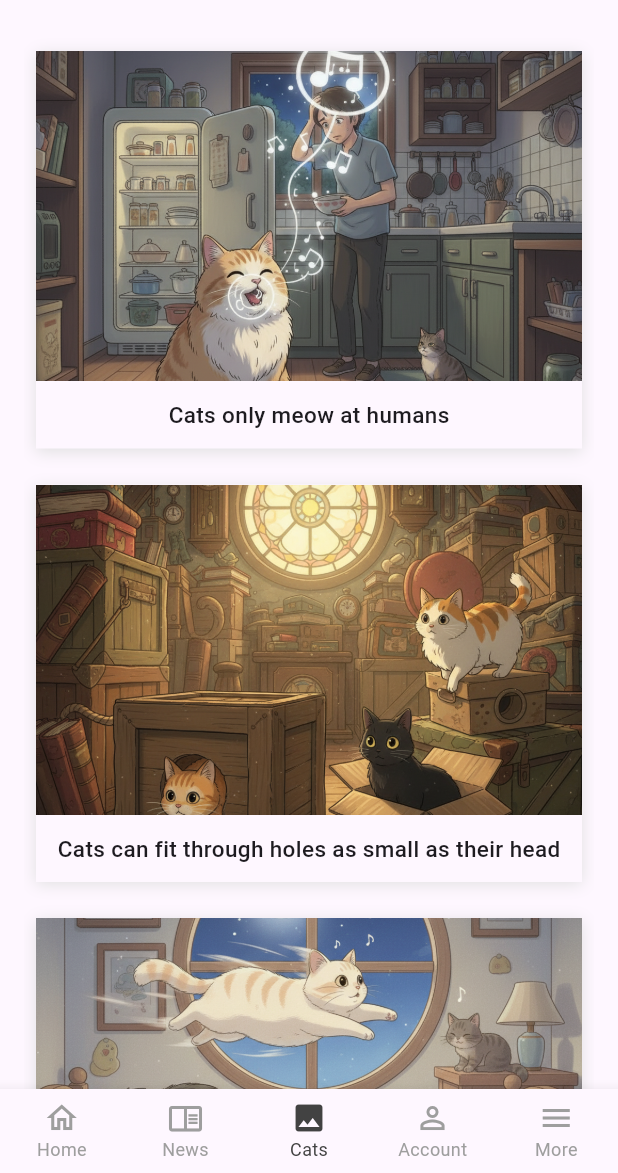
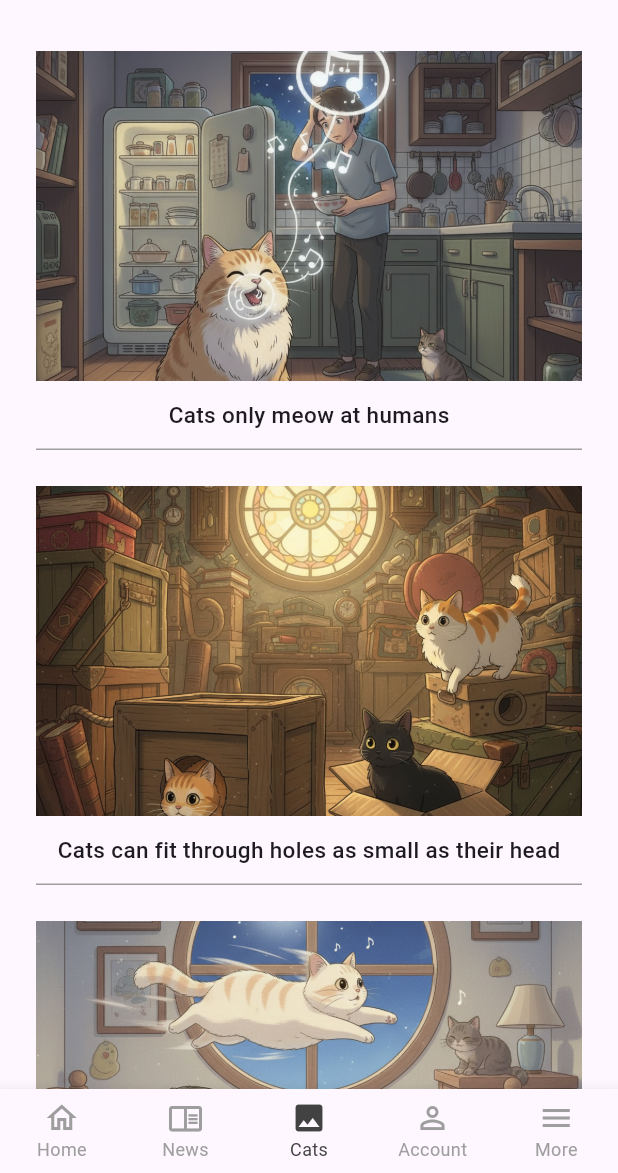
Before and after one commit to biggest0/catire-mobile, a Flutter app: the screen it shows after launch, item 3 of the bottom bar chosen, on a phone screen of 412 x 824 dp, the part 63-1236 px from its top. Run offline on Flutter 3.47's test engine with Material 3 defaults, Android fonts, the phone set to English and light mode, and no system bars; our stand-ins replace font_awesome_flutter, sqflite; accounts and stored records are empty.

Commit message:
refactor(image): replace shadow with border in image card

```diff
--- a/lib/features/image/image_card.dart
+++ b/lib/features/image/image_card.dart
@@ -26,13 +26,7 @@ class ImageCard extends StatelessWidget {
         decoration: BoxDecoration(
           // Default flutter background color
           color: Theme.of(context).canvasColor,
-          boxShadow: [
-            BoxShadow(
-              color: Colors.grey.shade300,
-              blurRadius: 8,
-              offset: const Offset(0, 2),
-            ),
-          ],
+          border: Border(bottom: BorderSide(color: Colors.grey, width: 1)),
         ),
         // Clips image to fit
         child: ClipRRect(
```
